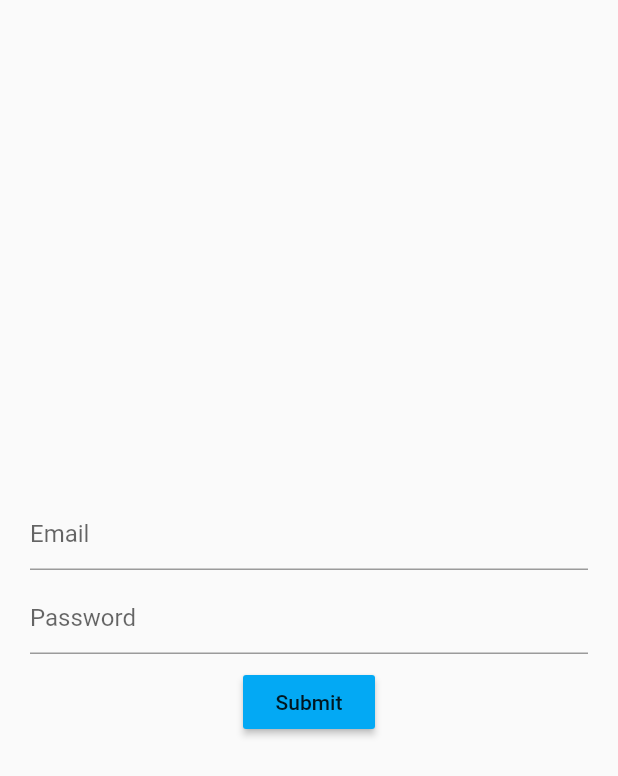
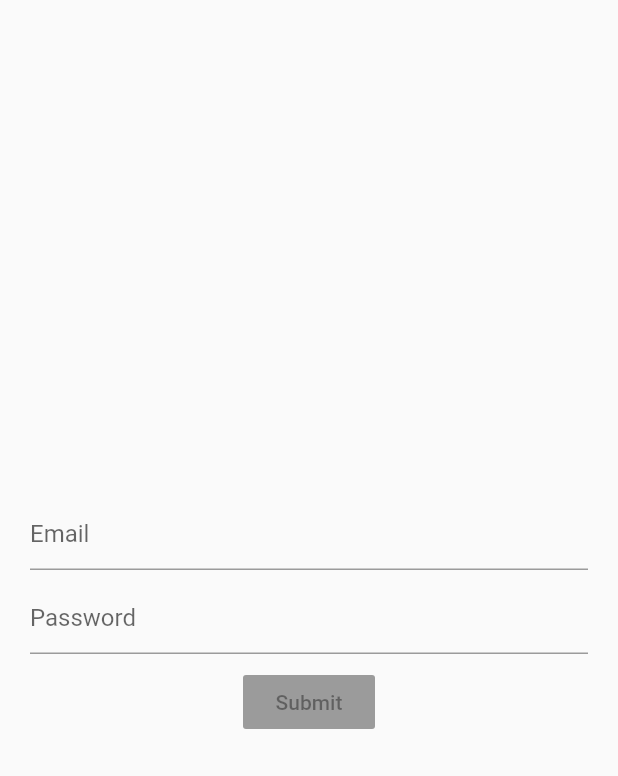
Before and after one commit to talhabajwa1996/Login-BLOC-2, a Flutter app: the screen it shows after launch, on a phone screen of 412 x 824 dp. Shown: the top 776 px of the screen. Run offline on Flutter 3.47's test engine with Material 2 defaults, Android fonts, the phone set to English and light mode, and no system bars; our stand-ins replace rxdart.

Commit message:
Finalized BLOC with Scoped Instances and RxDart

```diff
--- a/lib/src/blocs/bloc.dart
+++ b/lib/src/blocs/bloc.dart
@@ -1,9 +1,13 @@
 import 'dart:async';
 import '../blocs/validation_mixin.dart';
+import 'package:rxdart/rxdart.dart';
 
 class Bloc extends Object with Validator {
-  final _email = StreamController<String>();
-  final _password = StreamController<String>();
+  //final _email = StreamController<String>.broadcast();
+  //final _password = StreamController<String>.broadcast();
+
+  final _email = BehaviorSubject<String>(); //Using RxDart
+  final _password = BehaviorSubject<String>();
 
   Function(String) get changeEmail => _email.sink.add;
   Function(String) get changePassword => _password.sink.add;
@@ -11,6 +15,19 @@ class Bloc extends Object with Validator {
   Stream<String> get email => _email.stream.transform(validateEmail);
   Stream<String> get password => _password.stream.transform(validatePassword);
 
+  Stream<bool> get submitValidate => Rx.combineLatest2(
+        email,
+        password,
+        (e, p) => true,
+      );
+
+  submit() {
+    final email = _email.value;
+    final password = _password.value;
+    print("The Email is $email");
+    print("The Password is $password");
+  }
+
   dispose() {
     _email.close();
     _password.close();
--- a/lib/src/screens/login_screen.dart
+++ b/lib/src/screens/login_screen.dart
@@ -16,7 +16,7 @@ class LoginScreen extends StatelessWidget {
           SizedBox(height: 8.0),
           password(bloc),
           SizedBox(height: 8.0),
-          submitButton(),
+          submitButton(bloc),
         ],
       ),
     );
@@ -54,11 +54,18 @@ class LoginScreen extends StatelessWidget {
     );
   }
 
-  Widget submitButton() {
-    return RaisedButton(
-      onPressed: () {},
-      child: Text('Submit'),
-      color: Colors.lightBlue,
+  Widget submitButton(Bloc bloc) {
+    return StreamBuilder(
+      stream: bloc.submitValidate,
+      builder: (context, snapshot) {
+        return RaisedButton(
+          onPressed: snapshot.hasData ? (){
+            bloc.submit();
+          } : null,
+          child: Text('Submit'),
+          color: Colors.lightBlue,
+        );
+      },
     );
   }
 }
--- a/pubspec.yaml
+++ b/pubspec.yaml
@@ -28,6 +28,8 @@ dependencies:
   # The following adds the Cupertino Icons font to your application.
   # Use with the CupertinoIcons class for iOS style icons.
   cupertino_icons: ^0.1.3
+
+  rxdart: ^0.23.0
 
 dev_dependencies:
   flutter_test:
```
Also changed, not shown: pubspec.lock.
